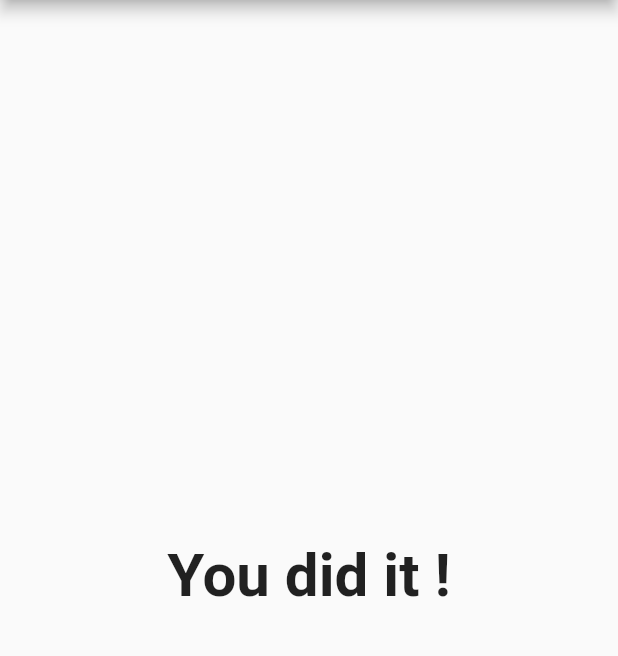
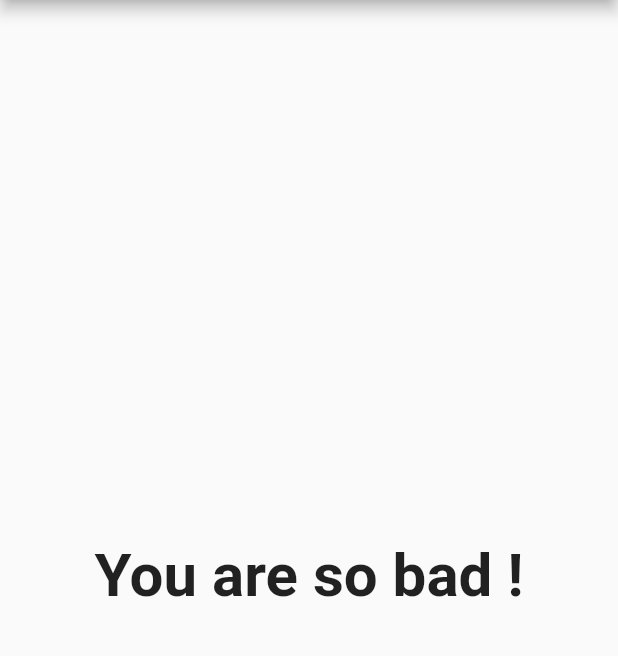
Before and after one commit to jesus-son-coder/flutter-udemy-en-majorian, a Flutter app: the screen it shows after launch, after a tap on "Black", after a tap on "Snake", after a tap on "Max", on a phone screen of 412 x 824 dp, the part 84-740 px from its top. Run offline on Flutter 3.47's test engine with Material 2 defaults, Android fonts, the phone set to English and light mode, and no system bars.

```diff
--- a/flutter_complete_guide/lib/result.dart
+++ b/flutter_complete_guide/lib/result.dart
@@ -3,16 +3,20 @@ import 'package:flutter/material.dart';
 class Result extends StatelessWidget {
   final int resultScore;
 
+  // Constructor (with positional argument) :
   Result(this.resultScore);
 
+  // Getter :
   String get resultPhrase {
-    var resultText = 'You did it !';
+    String resultText;
     if(resultScore <= 8) {
       resultText = 'You are awesome and innocent !';
     } else if (resultScore <= 12) {
       resultText = 'Pretty likeable !';
     } else if (resultScore <= 16) {
       resultText = 'You are... strange ?!';
+    } else {
+      resultText = 'You are so bad !';
     }
     return resultText;
   }
@@ -21,7 +25,8 @@ class Result extends StatelessWidget {
   Widget build(BuildContext context) {
     return Center(
       child: Text(resultPhrase,
-        style: TextStyle(fontSize: 40, fontWeight: FontWeight.bold)),
+        style: TextStyle(fontSize: 40, fontWeight: FontWeight.bold),
+        textAlign: TextAlign.center,),
     );
   }
 }
```
